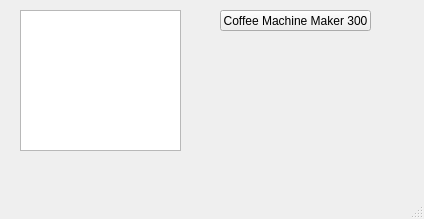
katarzynaOT/restaurantGame, file mainwindow.ui: the form before one commit.
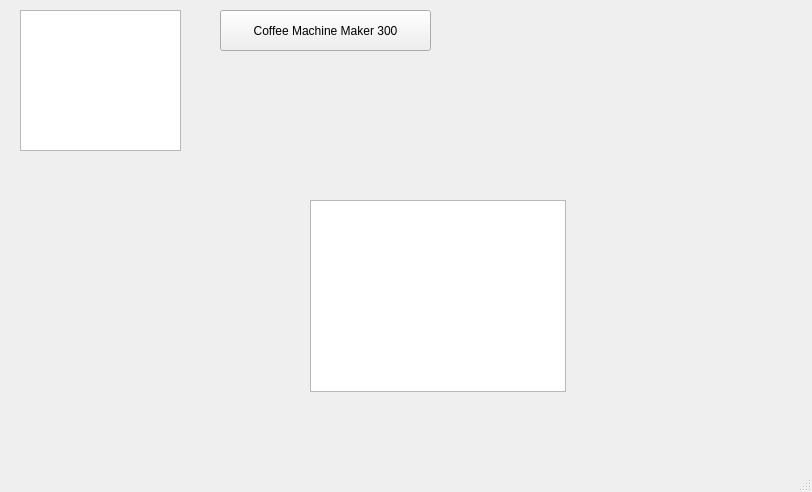
The form after the commit.

Commit message:
coffee window changes
wyswietlenie obrazka po wybraniu kawy - do pozniejszego ulepszenia

What changed in the file:
```diff
--- a/mainwindow.ui
+++ b/mainwindow.ui
@@ -6,8 +6,8 @@
    <rect>
     <x>0</x>
     <y>0</y>
-    <width>424</width>
-    <height>219</height>
+    <width>812</width>
+    <height>492</height>
    </rect>
   </property>
   <property name="windowTitle">
@@ -29,14 +29,24 @@
      <rect>
       <x>220</x>
       <y>10</y>
-      <width>151</width>
-      <height>21</height>
+      <width>211</width>
+      <height>41</height>
      </rect>
     </property>
     <property name="text">
      <string>Coffee Machine Maker 300</string>
     </property>
    </widget>
+   <widget class="QGraphicsView" name="graphicsView">
+    <property name="geometry">
+     <rect>
+      <x>310</x>
+      <y>200</y>
+      <width>256</width>
+      <height>192</height>
+     </rect>
+    </property>
+   </widget>
   </widget>
   <widget class="QMenuBar" name="menubar">
    <property name="geometry">
```
Left out of the diff: 8 changed lines with no effect on the pictures. The commit also changes 6 other files.
